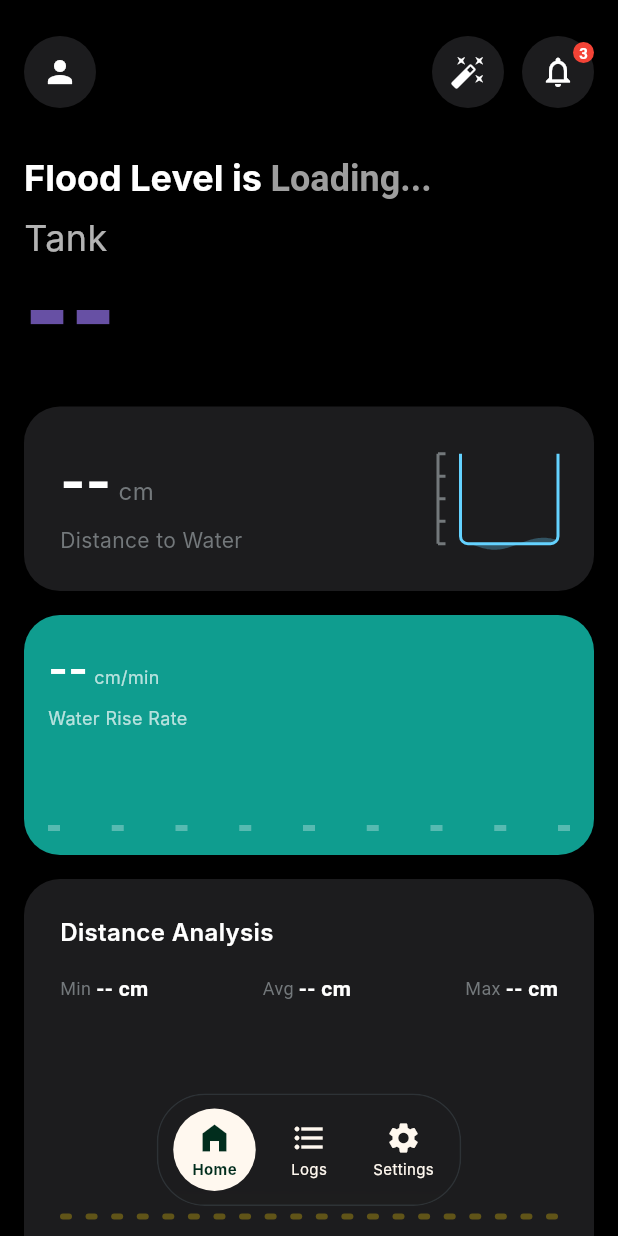
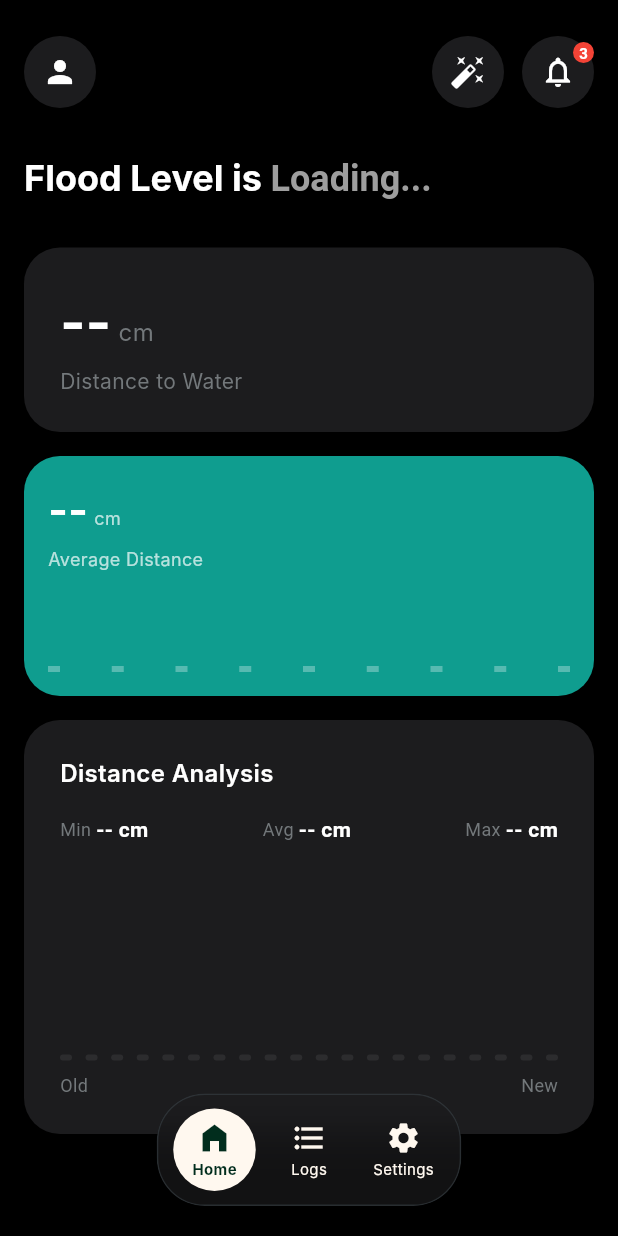
Before and after one commit to Zuuru/Flood-Detection, a Flutter app: the screen it shows after launch, on a phone screen of 412 x 824 dp. Run offline on Flutter 3.47's test engine with Material 3 defaults, Android fonts, the phone set to English and light mode, and no system bars; our stand-ins replace firebase_core, firebase_database; accounts and stored records are empty; Roboto replaces fonts that are missing (Inter).

Commit message:
abyan ganteng baru

```diff
--- a/mobile_app/lib/screens/home_screen.dart
+++ b/mobile_app/lib/screens/home_screen.dart
@@ -1,4 +1,5 @@
 import 'package:flutter/material.dart';
+import 'dart:async';
 import 'dart:math' as math;
 import '../services/firebase_service.dart';
 import '../models/flood_data.dart';
@@ -12,9 +13,27 @@ class HomeScreen extends StatefulWidget {
 
 class _HomeScreenState extends State<HomeScreen> {
   final FirebaseService _firebaseService = FirebaseService();
+  final List<double> _liveDistances = [];
+  late final StreamSubscription<FloodData> _subscription;
+
+  @override
+  void initState() {
+    super.initState();
+    _subscription = _firebaseService.floodDataStream.listen((data) {
+      if (mounted) {
+        setState(() {
+          _liveDistances.add(data.distanceCm);
+          if (_liveDistances.length > 20) {
+            _liveDistances.removeAt(0);
+          }
+        });
+      }
+    });
+  }
 
   @override
   void dispose() {
+    _subscription.cancel();
     _firebaseService.dispose();
     super.dispose();
   }
@@ -40,6 +59,8 @@ class _HomeScreenState extends State<HomeScreen> {
                   const SizedBox(height: 32),
                   _buildPrimaryMetricCard(floodData),
                   const SizedBox(height: 16),
+                  _buildStatsGrid(),
+                  const SizedBox(height: 16),
                   StreamBuilder<List<FloodData>>(
                     stream: _firebaseService.historyStream,
                     builder: (context, historySnapshot) {
@@ -47,8 +68,6 @@ class _HomeScreenState extends State<HomeScreen> {
                       return Column(
                         crossAxisAlignment: CrossAxisAlignment.start,
                         children: [
-                          _buildStatsGrid(history),
-                          const SizedBox(height: 16),
                           _buildAnalysisSection(history),
                         ],
                       );
@@ -149,36 +168,6 @@ class _HomeScreenState extends State<HomeScreen> {
             ],
           ),
         ),
-        const SizedBox(height: 8),
-        Row(
-          mainAxisAlignment: MainAxisAlignment.spaceBetween,
-          crossAxisAlignment: CrossAxisAlignment.end,
-          children: [
-            Column(
-              crossAxisAlignment: CrossAxisAlignment.start,
-              children: [
-                const Text(
-                  'Tank',
-                  style: TextStyle(
-                    fontFamily: 'Inter',
-                    fontSize: 24,
-                    color: Colors.white70,
-                  ),
-                ),
-                Text(
-                  '--',
-                  style: TextStyle(
-                    fontFamily: 'Inter',
-                    fontSize: 64,
-                    fontWeight: FontWeight.w900,
-                    height: 1.0,
-                    color: Theme.of(context).primaryColor,
-                  ),
-                ),
-              ],
-            ),
-          ],
-        ),
       ],
     );
   }
@@ -232,64 +221,41 @@ class _HomeScreenState extends State<HomeScreen> {
               ),
             ],
           ),
-          // Water tank with wave animation
-          SizedBox(
-            width: 80,
-            height: 60,
-            child: AnimatedWaterTank(
-              fillPercentage: data?.dangerProgress ?? 0.0,
-            ),
-          ),
         ],
       ),
     );
   }
 
-  Widget _buildStatsGrid(List<FloodData> history) {
+  Widget _buildStatsGrid() {
     String rateStr = '--';
     List<double> barHeights = List.filled(9, 4.0); // Default to empty lines
 
-    if (history.length >= 2) {
-      // Calculate average rate across the entire history range
-      final latest = history.first;
-      final oldest = history.last;
-      final deltaDist = oldest.distanceCm - latest.distanceCm; // positive = water rising
-      final deltaSec = latest.timestamp.difference(oldest.timestamp).inSeconds;
+    if (_liveDistances.isNotEmpty) {
+      double sum = 0;
+      for (var d in _liveDistances) {
+        sum += d;
+      }
+      double avg = sum / _liveDistances.length;
+      rateStr = avg.toStringAsFixed(1);
 
-      if (deltaSec > 0) {
-        final avgRatePerMin = (deltaDist / deltaSec) * 60;
-        rateStr = avgRatePerMin.toStringAsFixed(1);
-      } else {
-        rateStr = '0.0';
+      double maxVal = 1.0;
+      for (var d in _liveDistances) {
+        if (d > maxVal) maxVal = d;
       }
 
-      // Generate 9 bars
-      double maxRate = 1.0; // avoid division by zero
-      List<double> recentRates = [];
-      for (int i = 0; i < history.length - 1 && i < 9; i++) {
-        final curr = history[i];
-        final prev = history[i+1];
-        final dDist = prev.distanceCm - curr.distanceCm;
-        final dSec = curr.timestamp.difference(prev.timestamp).inSeconds;
-        if (dSec > 0) {
-          final rate = (dDist / dSec) * 60;
-          recentRates.add(rate.abs());
-          if (rate.abs() > maxRate) maxRate = rate.abs();
-        } else {
-          recentRates.add(0);
-        }
-      }
+      var recent = _liveDistances.length > 9
+          ? _liveDistances.sublist(_liveDistances.length - 9)
+          : _liveDistances;
 
-      recentRates = recentRates.reversed.toList(); // chronological
-      for (int i = 0; i < recentRates.length; i++) {
-        final scaled = (recentRates[i] / maxRate) * 40;
+      for (int i = 0; i < recent.length; i++) {
+        final scaled = (recent[i] / maxVal) * 40;
         barHeights[i] = scaled < 4 ? 4 : scaled;
       }
     }
 
     return Row(
       children: [
-        // Water Rise Rate Card
+        // Average Distance Card (formerly Water Rise Rate)
         Expanded(
           child: Container(
             height: 160,
@@ -320,7 +286,7 @@ class _HomeScreenState extends State<HomeScreen> {
                         ),
                         const SizedBox(width: 4),
                         const Text(
-                          'cm/min',
+                          'cm',
                           style: TextStyle(
                             fontFamily: 'Inter',
                             fontSize: 12,
@@ -331,7 +297,7 @@ class _HomeScreenState extends State<HomeScreen> {
                     ),
                     const SizedBox(height: 4),
                     const Text(
-                      'Water Rise Rate',
+                      'Average Distance',
                       style: TextStyle(
                         fontFamily: 'Inter',
                         fontSize: 12,
@@ -372,6 +338,7 @@ class _HomeScreenState extends State<HomeScreen> {
     String startLabel = 'Old';
     String endLabel = 'New';
     List<double> barHeights = List.filled(20, 4.0);
+    List<Color> barColors = List.filled(20, const Color(0xFF2C2C2E)); // default gray for empty bars
 
     if (history.isNotEmpty) {
       double min = history[0].distanceCm;
@@ -391,9 +358,11 @@ class _HomeScreenState extends State<HomeScreen> {
       final plotData = history.take(20).toList().reversed.toList();
       double chartMax = max > 0 ? max : 1.0;
 
+      int offset = 20 - plotData.length;
       for (int i = 0; i < plotData.length; i++) {
         double scaled = (plotData[i].distanceCm / chartMax) * 120;
-        barHeights[i] = scaled < 4 ? 4 : scaled;
+        barHeights[offset + i] = scaled < 4 ? 4 : scaled;
+        barColors[offset + i] = plotData[i].statusColor;
       }
 
       String formatTime(DateTime dt) {
@@ -431,7 +400,7 @@ class _HomeScreenState extends State<HomeScreen> {
             ],
           ),
           const SizedBox(height: 24),
-          // Main Bar chart placeholder
+          // Main Bar chart
           SizedBox(
             height: 120,
             child: Row(
@@ -442,7 +411,7 @@ class _HomeScreenState extends State<HomeScreen> {
                   width: 8,
                   height: barHeights[index],
                   decoration: BoxDecoration(
-                    color: const Color(0xFFFFD60A).withValues(alpha: index >= 20 - (history.isEmpty ? 0 : history.length) ? 1.0 : 0.3),
+                    color: barColors[index],
                     borderRadius: BorderRadius.circular(2),
                   ),
                 );
@@ -493,134 +462,7 @@ class _StatText extends StatelessWidget {
   }
 }
 
-class AnimatedWaterTank extends StatefulWidget {
-  final double fillPercentage;
 
-  const AnimatedWaterTank({
-    super.key,
-    this.fillPercentage = 0.0,
-  });
-
-  @override
-  State<AnimatedWaterTank> createState() => _AnimatedWaterTankState();
-}
-
-class _AnimatedWaterTankState extends State<AnimatedWaterTank>
-    with SingleTickerProviderStateMixin {
-  late AnimationController _controller;
-
-  @override
-  void initState() {
-    super.initState();
-    _controller = AnimationController(
-      vsync: this,
-      duration: const Duration(seconds: 2),
-    )..repeat();
-  }
-
-  @override
-  void dispose() {
-    _controller.dispose();
-    super.dispose();
-  }
-
-  @override
-  Widget build(BuildContext context) {
-    return AnimatedBuilder(
-      animation: _controller,
-      builder: (context, child) {
-        return CustomPaint(
-          painter: WaterTankPainter(
-            animationValue: _controller.value,
-            fillPercentage: widget.fillPercentage,
-          ),
-        );
-      },
-    );
-  }
-}
-
-class WaterTankPainter extends CustomPainter {
-  final double animationValue;
-  final double fillPercentage;
-
-  WaterTankPainter({
-    required this.animationValue,
-    required this.fillPercentage,
-  });
-
-  @override
-  void paint(Canvas canvas, Size size) {
-    final paintLine = Paint()
-      ..color = const Color(0xFF64D2FF)
-      ..strokeWidth = 2
-      ..style = PaintingStyle.stroke;
-
-    final paintFill = Paint()
-      ..color = const Color(0xFF64D2FF).withValues(alpha: 0.3)
-      ..style = PaintingStyle.fill;
-
-    final paintTick = Paint()
-      ..color = const Color(0xFF73787B)
-      ..strokeWidth = 2
-      ..style = PaintingStyle.stroke;
-
-    // Draw scale
-    canvas.drawLine(const Offset(0, 0), Offset(0, size.height), paintTick);
-    for (int i = 0; i < 5; i++) {
-      double y = size.height * (i / 4);
-      canvas.drawLine(Offset(0, y), Offset(5, y), paintTick);
-    }
-
-    // Draw tank
-    final tankRect = Rect.fromLTWH(15, 0, size.width - 15, size.height);
-    final tankPath = Path()
-      ..moveTo(tankRect.left, tankRect.top)
-      ..lineTo(tankRect.left, tankRect.bottom - 5)
-      ..arcToPoint(Offset(tankRect.left + 5, tankRect.bottom),
-          radius: const Radius.circular(5), clockwise: false)
-      ..lineTo(tankRect.right - 5, tankRect.bottom)
-      ..arcToPoint(Offset(tankRect.right, tankRect.bottom - 5),
-          radius: const Radius.circular(5), clockwise: false)
-      ..lineTo(tankRect.right, tankRect.top);
-
-    canvas.drawPath(tankPath, paintLine);
-
-    // Draw animated water wave
-    // Use fillPercentage to determine water level (0.0 = empty, 1.0 = full)
-    // Map percentage to Y coordinate. 1.0 -> y=tankRect.top, 0.0 -> y=tankRect.bottom
-    final fillClamped = fillPercentage.clamp(0.0, 1.0);
-    final waterLevel = tankRect.bottom - (tankRect.height * fillClamped);
-    final waveHeight = 4.0; // amplitude
-
-    final waterPath = Path();
-    waterPath.moveTo(tankRect.left, waterLevel);
-
-    // Create wave using sine function
-    for (double x = 0; x <= tankRect.width; x++) {
-      // 2 * pi makes it a full wave.
-      // adding animationValue * 2 * pi shifts the wave over time
-      final y = waterLevel + math.sin((x / tankRect.width * 2 * math.pi) + (animationValue * 2 * math.pi)) * waveHeight;
-      waterPath.lineTo(tankRect.left + x, y);
-    }
-
-    waterPath.lineTo(tankRect.right, tankRect.bottom - 5);
-    waterPath.arcToPoint(Offset(tankRect.right - 5, tankRect.bottom),
-        radius: const Radius.circular(5), clockwise: true);
-    waterPath.lineTo(tankRect.left + 5, tankRect.bottom);
-    waterPath.arcToPoint(Offset(tankRect.left, tankRect.bottom - 5),
-        radius: const Radius.circular(5), clockwise: true);
-    waterPath.close();
-
-    canvas.drawPath(waterPath, paintFill);
-  }
-
-  @override
-  bool shouldRepaint(covariant WaterTankPainter oldDelegate) {
-    return oldDelegate.animationValue != animationValue ||
-           oldDelegate.fillPercentage != fillPercentage;
-  }
-}
 
 class TrendLinePainter extends CustomPainter {
   @override
```
Also changed, not shown: mobile_app/lib/services/firebase_service.dart (+21 -19 lines).
